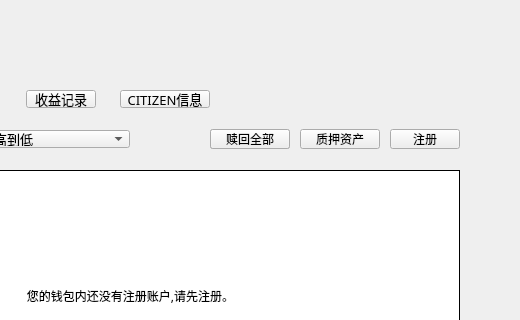
Old version of the form LNKWallet/miner/minerpage.ui in the repository HcashOrg/hx-indicator; both pictures show x 250 to 770 and y 0 to 320 of the 770 by 510 pixel window.
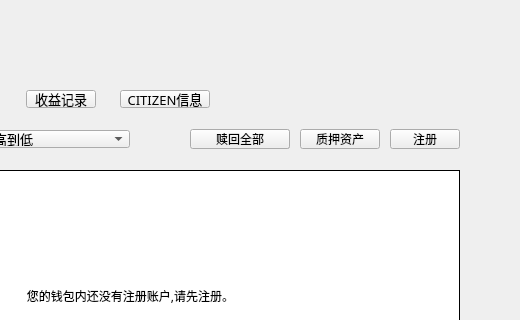
New version of the form.

```diff
--- a/LNKWallet/miner/minerpage.ui
+++ b/LNKWallet/miner/minerpage.ui
@@ -887,9 +887,9 @@
   <widget class="QToolButton" name="forecloseAllBtn">
    <property name="geometry">
     <rect>
-     <x>460</x>
+     <x>440</x>
      <y>129</y>
-     <width>80</width>
+     <width>100</width>
      <height>20</height>
     </rect>
    </property>
```
